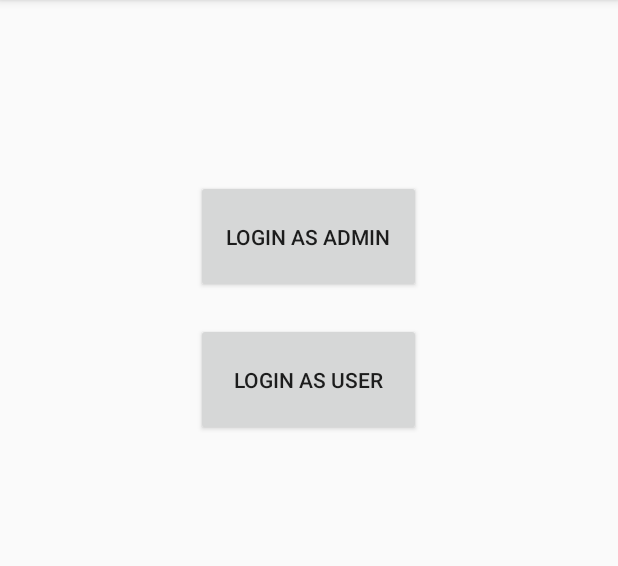
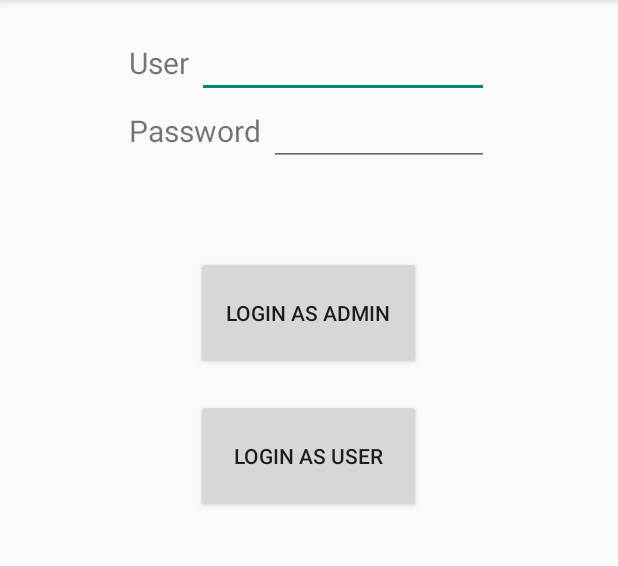
Before and after one commit to carlosrive94/BCNSobreRodes, an Android app: the screen it shows after launch (LoginActivity), after a tap on "LOGIN AS ADMIN", on a phone screen of 412 x 824 dp, the part 84-650 px from its top. Run offline under Robolectric (Android 15) with nearby library versions, the phone set to English and light mode, and no system bars.

Commit message:
Implementing Logins

```diff
--- a/app/src/main/java/jmcdw/bcnsobrerodes/LoginActivity.java
+++ b/app/src/main/java/jmcdw/bcnsobrerodes/LoginActivity.java
@@ -1,19 +1,29 @@
 package jmcdw.bcnsobrerodes;
 
+import android.content.Context;
 import android.content.Intent;
 import android.os.Bundle;
-import android.support.design.widget.FloatingActionButton;
-import android.support.design.widget.Snackbar;
 import android.support.v7.app.AppCompatActivity;
-import android.support.v7.widget.Toolbar;
+import android.util.Log;
 import android.view.View;
 import android.widget.Button;
+import android.widget.EditText;
 import android.widget.Toast;
+
+
+import java.util.concurrent.ExecutionException;
+
+import jmcdw.bcnsobrerodes.Utils.Persistence;
 
 public class LoginActivity extends AppCompatActivity implements View.OnClickListener{
 
     private Button admin;
     private Button user;
+    private EditText username;
+    private EditText password;
+    private static Context context;
+
+
 
     @Override
     protected void onCreate(Bundle savedInstanceState) {
@@ -33,19 +43,47 @@ public class LoginActivity extends AppCompatActivity implements View.OnClickList
 
     @Override
     public void onClick(View arg0) {
+        username = (EditText) findViewById(R.id.editUser);
+        password = (EditText) findViewById(R.id.editPass);
         Intent intent;
         switch (arg0.getId()) {
             case R.id.button_user:
-                Toast toast = Toast.makeText(this, "User Login not implemented yet", Toast.LENGTH_SHORT);
-                toast.show();
+              /*  Toast toast = Toast.makeText(this, "User Login not implemented yet", Toast.LENGTH_SHORT);
+                toast.show();*/
+
                 intent = new Intent(this, PrincipalActivity.class);
                 startActivity(intent);
                 break;
             case R.id.button_admin:
+                try {
+                    int i = userVerification(username.getText().toString(),password.getText().toString());
+                   /* Toast toast = Toast.makeText(this, user.getText() + " " + password.getText(), Toast.LENGTH_LONG);
+                    toast.show();*/
+                } catch (ExecutionException e) {
+                    e.printStackTrace();
+                } catch (InterruptedException e) {
+                    e.printStackTrace();
+                }
                 //intent = new Intent(this, MapPane.class);
                 //startActivity(intent);
                 //break;
                 //TODO Activity with super user options
         }
     }
+
+    public int userVerification(String user, String password) throws ExecutionException, InterruptedException{
+        String query = "select admin,password from users where username=\"" + user + "\"";
+        Persistence persistence = new Persistence(this);
+        String res = persistence.execute(query, "select").get();
+        if (res.equals("")) return -1; //-1 = no existe usuario
+        String esAdmin = res.substring(0, 1);
+        String psw = res.substring(1);
+        if (psw.equals(password)) {
+            if (esAdmin.equals("1")) return 1; //1 = login successed and admin;
+            else return 2; //2 = login successed but not admin
+        }
+        Toast toast = Toast.makeText(this, psw + ": " + esAdmin, Toast.LENGTH_LONG);
+        toast.show();
+        return -2; //incorrect password
+    }
 }
--- a/app/src/main/res/layout/activity_login.xml
+++ b/app/src/main/res/layout/activity_login.xml
@@ -5,13 +5,63 @@
     android:orientation="vertical">
 
 
+    <LinearLayout
+        android:orientation="horizontal"
+        android:layout_width="240dp"
+        android:layout_height="wrap_content"
+        android:layout_gravity="center_horizontal"
+        android:id="@+id/userObjects"
+        android:layout_marginTop="20dp">
+
+
+        <TextView
+            android:layout_width="wrap_content"
+            android:layout_height="wrap_content"
+            android:textAppearance="?android:attr/textAppearanceSmall"
+            android:text="User"
+            android:textSize="20dp"
+            android:id="@+id/userLabel"
+            android:layout_marginRight="5dp" />
+
+        <EditText
+            android:layout_width="match_parent"
+            android:layout_height="wrap_content"
+            android:id="@+id/editUser" />
+    </LinearLayout>
+
+    <LinearLayout
+        android:orientation="horizontal"
+        android:layout_width="240dp"
+        android:layout_height="wrap_content"
+        android:layout_gravity="center_horizontal"
+        android:id="@+id/passObjects">
+
+        <TextView
+            android:layout_width="wrap_content"
+            android:layout_height="wrap_content"
+            android:textAppearance="?android:attr/textAppearanceSmall"
+            android:text="Password"
+            android:textSize="20dp"
+            android:id="@+id/passLabel"
+            android:layout_marginRight="5dp" />
+
+        <EditText
+            android:layout_width="wrap_content"
+            android:layout_height="wrap_content"
+            android:inputType="textPassword"
+            android:ems="10"
+            android:id="@+id/editPass" />
+
+
+    </LinearLayout>
+
     <Button
         android:id="@+id/button_admin"
         android:layout_width="150dp"
         android:layout_height="75dp"
         android:text="Login as ADMIN"
         android:layout_gravity="center"
-        android:layout_marginTop="120dp" />
+        android:layout_marginTop="60dp" />
 
     <Button
         android:id="@+id/button_user"
```
